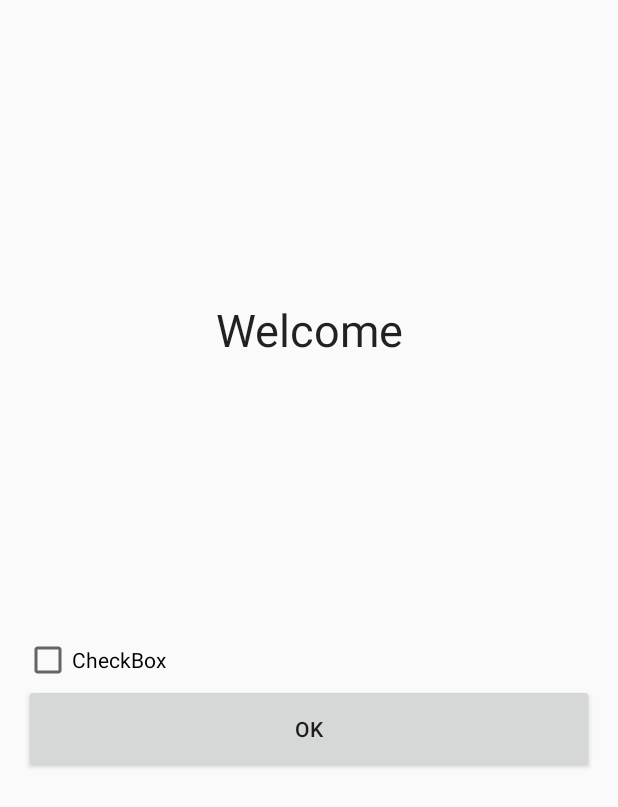
After one commit to sinhprous/Star-chat, an Android app: the layout activity_welcome.xml on its own in the app's theme, with its tools: preview values and no code run, on a phone screen of 412 x 824 dp. The commit adds this screen. Shown: the top 807 px of the screen. Run offline under Robolectric (Android 15) with nearby library versions, the phone set to English and light mode, and no system bars.

Commit message:
save user info, add checkbox to remember user

```diff
--- a/app/build.gradle
+++ b/app/build.gradle
@@ -30,7 +30,7 @@ dependencies {
     compile 'com.squareup.retrofit2:retrofit:2.1.0'
     compile 'com.google.code.gson:gson:2.6.1'
     compile 'com.squareup.retrofit2:converter-gson:2.1.0'
-    compile "com.android.support:support-core-utils:25.4.0"
+    compile 'com.android.support:support-core-utils:25.4.0'
     compile 'com.github.stfalcon:chatkit:0.2.2'
     testCompile 'junit:junit:4.12'
 }
--- a/app/src/main/AndroidManifest.xml
+++ b/app/src/main/AndroidManifest.xml
@@ -30,7 +30,8 @@
         <activity
             android:name=".Activities.ChatActivity"
             android:label="@string/title_activity_chat"
-            android:theme="@style/AppTheme.NoActionBar"></activity>
+            android:theme="@style/AppTheme.NoActionBar" />
+        <activity android:name=".Activities.WelcomeActivity"></activity>
     </application>
 
 </manifest>
--- a/app/src/main/java/com/example/sinh/starchat/Activities/ChatActivity.java
+++ b/app/src/main/java/com/example/sinh/starchat/Activities/ChatActivity.java
@@ -36,7 +36,7 @@ public class ChatActivity extends AppCompatActivity {
             @Override
             public boolean onSubmit(CharSequence input) {
                 //validate and send message
-                // author 0 is me
+                // author 1 is me, others are others
                 adapter.addToStart(new Message(input.toString()), true);
                 return true;
             }
@@ -88,7 +88,7 @@ class Author implements IUser {
 
     @Override
     public String getId() {
-        return ""+(i++)%2;
+        return ""+(i++)%4;
     }
 
     @Override
--- /dev/null
+++ b/app/src/main/res/layout/activity_welcome.xml
@@ -0,0 +1,36 @@
+<?xml version="1.0" encoding="utf-8"?>
+<LinearLayout xmlns:android="http://schemas.android.com/apk/res/android"
+    xmlns:tools="http://schemas.android.com/tools"
+    android:layout_width="match_parent"
+    android:layout_height="match_parent"
+    android:gravity="center_horizontal"
+    android:orientation="vertical"
+    android:paddingBottom="@dimen/activity_vertical_margin"
+    android:paddingLeft="@dimen/activity_horizontal_margin"
+    android:paddingRight="@dimen/activity_horizontal_margin"
+    android:paddingTop="@dimen/activity_vertical_margin"
+    tools:context="com.example.sinh.starchat.Activities.LoginActivity">
+
+    <TextView
+        android:id="@+id/welcome_text"
+        android:layout_width="match_parent"
+        android:layout_height="408dp"
+        android:textAlignment="center"
+        android:gravity="center"
+        android:textSize="30dp"
+        android:text="Welcome"
+        style="?android:textAppearanceLarge"/>
+
+    <CheckBox
+        android:id="@+id/checkRemember"
+        android:layout_width="match_parent"
+        android:layout_height="wrap_content"
+        android:text="CheckBox" />
+
+    <Button
+        android:id="@+id/welcome_accept_button"
+        android:layout_width="match_parent"
+        android:layout_height="59dp"
+        style="?android:textAppearanceButton"
+        android:text="OK" />
+</LinearLayout>
--- a/build.gradle
+++ b/build.gradle
@@ -5,7 +5,7 @@ buildscript {
         jcenter()
     }
     dependencies {
-        classpath 'com.android.tools.build:gradle:2.3.0'
+        classpath 'com.android.tools.build:gradle:2.3.3'
 
         // NOTE: Do not place your application dependencies here; they belong
         // in the individual module build.gradle files
```
Also changed, not shown: app/src/main/java/com/example/sinh/starchat/Activities/LoginActivity.java (+56 -14 lines), app/src/main/java/com/example/sinh/starchat/Activities/RegisterActivity.java (+40 -7 lines), app/src/main/java/com/example/sinh/starchat/Activities/WelcomeActivity.java (added, +54 -0 lines), app/src/main/res/layout/activity_login.xml (+7 -0 lines).
